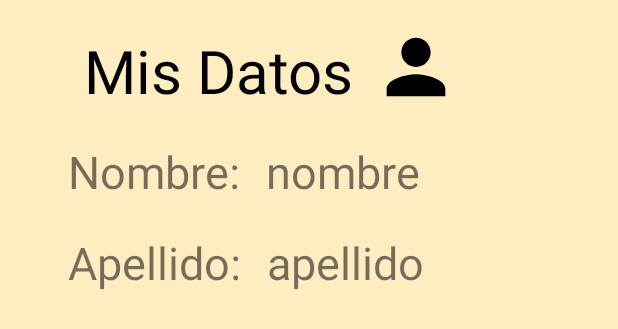
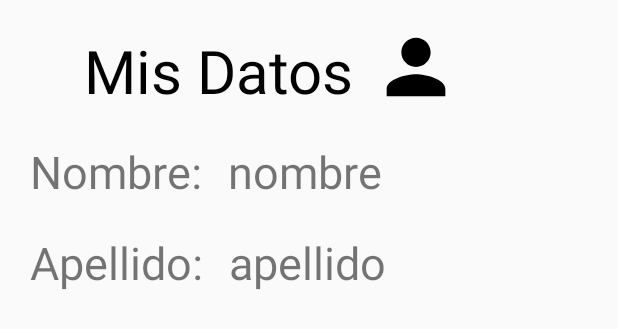
Before and after one commit to ilanitjamilis/PROYECTOFINAL, an Android app: the layout actividad_mis_datos.xml on its own in the app's theme, with its tools: preview values and no code run, on a phone screen of 412 x 824 dp. Shown: the top 329 px of the screen. Run offline under Robolectric (Android 15) with nearby library versions, the phone set to English and light mode, and no system bars.

Commit message:
actualizo versión andando ok

```diff
--- a/HelpMe/app/src/main/java/proyectofinal/helpme/ActividadRegistroDos.java
+++ b/HelpMe/app/src/main/java/proyectofinal/helpme/ActividadRegistroDos.java
@@ -22,19 +22,15 @@ public class ActividadRegistroDos extends AppCompatActivity {
         EditText apellidoIngresado = (EditText)findViewById(R.id.apellidoRegistracion);
         String apellido = apellidoIngresado.getText().toString().trim();
 
-        if(apellido!=""){
+        if(apellido.compareTo("")!=0){
             sharedPref = this.getPreferences(Context.MODE_PRIVATE);
             SharedPreferences.Editor editor = sharedPref.edit();
 
-            //Sacado del bundle
             editor.putString("apellidoUsuario", apellido);
             editor.commit();
 
             Intent irIngresarPin = new Intent (ActividadRegistroDos.this, ActividadRegistroTres.class);
-            //Agregar el bundle con el nombre y el apellido
             startActivity(irIngresarPin);
-            //Ir ingresarPin
-            //Llevar en bundle mi nombre y apellido
         }
         else{
             //Toast
--- a/HelpMe/app/src/main/java/proyectofinal/helpme/utilidades.java
+++ b/HelpMe/app/src/main/java/proyectofinal/helpme/utilidades.java
@@ -1,6 +1,7 @@
 package proyectofinal.helpme;
 
 import android.content.Context;
+import android.content.SharedPreferences;
 import android.database.sqlite.SQLiteDatabase;
 
 
@@ -36,5 +37,4 @@ public class utilidades {
 
         return responder;
     }
-
 }
--- a/HelpMe/app/src/main/res/layout/actividad_configuracion.xml
+++ b/HelpMe/app/src/main/res/layout/actividad_configuracion.xml
@@ -3,8 +3,7 @@
     xmlns:android="http://schemas.android.com/apk/res/android"
     android:id="@+id/ScrollView01"
     android:layout_width="fill_parent"
-    android:layout_height="fill_parent"
-    android:background="#FFEDC2">
+    android:layout_height="fill_parent">
 
     <RelativeLayout
         xmlns:android="http://schemas.android.com/apk/res/android"
@@ -45,7 +44,7 @@
             android:id="@+id/btnEditarMisDatos"
             android:layout_width="315dp"
             android:layout_height="60dp"
-            android:layout_marginLeft="25dp"
+            android:layout_marginLeft="12dp"
             android:layout_marginTop="35dp"
             android:background="@drawable/fondo_redondeado"
             android:backgroundTint="#77168C"
--- a/HelpMe/app/src/main/res/layout/actividad_mis_datos.xml
+++ b/HelpMe/app/src/main/res/layout/actividad_mis_datos.xml
@@ -4,8 +4,7 @@
     xmlns:android="http://schemas.android.com/apk/res/android"
     android:id="@+id/ScrollView01"
     android:layout_width="fill_parent"
-    android:layout_height="fill_parent"
-    android:background="#FFEDC2">
+    android:layout_height="fill_parent">
 
     <LinearLayout
         xmlns:android="http://schemas.android.com/apk/res/android"
@@ -54,7 +53,7 @@
                 <TextView
                     android:layout_width="wrap_content"
                     android:layout_height="wrap_content"
-                    android:paddingLeft="45dp"
+                    android:paddingLeft="20dp"
                     android:paddingTop="20dp"
                     android:text="Nombre: "
                     android:textAlignment="center"
@@ -79,7 +78,7 @@
                 <TextView
                     android:layout_width="wrap_content"
                     android:layout_height="wrap_content"
-                    android:paddingLeft="45dp"
+                    android:paddingLeft="20dp"
                     android:paddingTop="20dp"
                     android:text="Apellido: "
                     android:textAlignment="center"
--- a/HelpMe/app/src/main/res/layout/actividad_registro.xml
+++ b/HelpMe/app/src/main/res/layout/actividad_registro.xml
@@ -33,11 +33,10 @@
                 android:layout_below="@+id/textView1"
                 android:id="@+id/nombreRegistracion"
                 android:layout_width="300dp"
+                android:hint="-----------------------"
                 android:layout_height="60dp"
                 android:layout_marginLeft="30dp"
                 android:layout_marginTop="20dp"
-                android:inputType="number"
-                android:text="------------------------"
                 android:background="@drawable/fondo_redondeado"
                 android:backgroundTint="#E5E28F"
                 android:textAlignment="center"
--- a/HelpMe/app/src/main/res/layout/actividad_registro_dos.xml
+++ b/HelpMe/app/src/main/res/layout/actividad_registro_dos.xml
@@ -33,13 +33,13 @@
         <EditText
             android:layout_below="@id/textView2"
             android:id="@+id/apellidoRegistracion"
+            android:hint="-----------------------"
             android:layout_width="300dp"
             android:layout_height="60dp"
             android:layout_marginLeft="30dp"
             android:layout_marginTop="20dp"
             android:background="@drawable/fondo_redondeado"
             android:backgroundTint="#E5E28F"
-            android:text="------------------------"
             android:textAlignment="center"
             android:textSize="35dp" />
 
--- a/HelpMe/app/src/main/res/layout/actividad_registro_tres.xml
+++ b/HelpMe/app/src/main/res/layout/actividad_registro_tres.xml
@@ -32,12 +32,12 @@
         <EditText
             android:layout_below="@+id/textView1"
             android:id="@+id/pinRegistracion"
+            android:hint="****"
             android:layout_width="300dp"
             android:layout_height="60dp"
             android:layout_marginLeft="30dp"
             android:layout_marginTop="20dp"
             android:inputType="number"
-            android:text="****"
             android:background="@drawable/fondo_redondeado"
             android:backgroundTint="#E5E28F"
             android:textAlignment="center"
--- a/HelpMe/app/src/main/res/layout/actividad_splash.xml
+++ b/HelpMe/app/src/main/res/layout/actividad_splash.xml
@@ -6,7 +6,6 @@
     android:layout_width="match_parent"
     android:layout_height="match_parent"
     android:paddingLeft="35dp"
-    android:background="#FBFFDA"
     tools:context="proyectofinal.helpme.ActividadSplash">
 
     <ImageView
```
Also changed, not shown: HelpMe/app/src/main/java/proyectofinal/helpme/ActividadNavigationDrawer.java (+7 -27 lines), HelpMe/app/src/main/java/proyectofinal/helpme/ActividadRegistro.java (+8 -4 lines), HelpMe/app/src/main/java/proyectofinal/helpme/ActividadRegistroTres.java (+13 -8 lines), HelpMe/app/src/main/res/layout/actividad_navigation_drawer.xml (+2 -9 lines).
